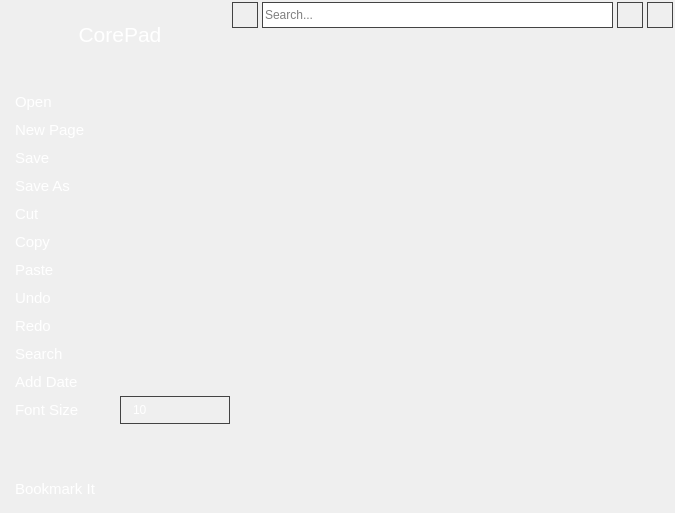
Old version of the form app/corepad/corepad.ui in the repository rahmanshaber/corebox.
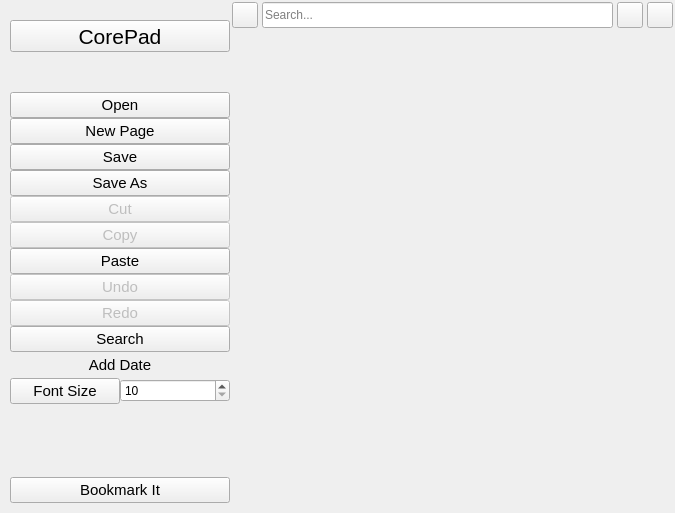
New version of the form. Icons and pictures are not drawn.

```diff
--- a/app/corepad/corepad.ui
+++ b/app/corepad/corepad.ui
@@ -18,135 +18,7 @@
     <normaloff>:/icons/CorePad.svg</normaloff>:/icons/CorePad.svg</iconset>
   </property>
   <property name="styleSheet">
-   <string notr="true">/*CorePad*/
-
-#appTitle{
-    border: 1px #232323;
-    background-color: transparent;
-    color: #ffffff;}
-
-QWidget [accessibleName=&quot;shortcut&quot;]{
-    background-color: #2F323A;
-    color: #ffffff;
-    border: 1px #434343;}
-
-QFrame [accessibleName=&quot;searchBox&quot;]{
-    background-color: #000000;
-    color: #E6E6E6;}
-
-
-QLineEdit{
-    border: 1px solid #434343;}
-
-
-QSpinBox {
-    background-color: transparent;
-    color: #ffffff;
-    border: 1px solid #434343;
-    padding: 5px 5px 5px 10px;}
-QSpinBox::up-button {
-    subcontrol-origin: border;
-    subcontrol-position: top right;
-    width: 16px;
-    border-image: url(:/icons/up_w.svg) 1;
-    border-width: 1px;}
-QSpinBox::down-button {
-    subcontrol-origin: border;
-    subcontrol-position: bottom right;
-    width: 16px;
-    border-image: url(:/icons/down_w.svg) 1;
-    border-width: 1px;
-    border-top-width: 0;}
-
-
-QToolButton{
-    background-color: transparent;
-    color: #ffffff;
-    border: 1px solid #434343;}
-QToolButton:pressed{
-    background-color: #00619D; }
-QToolButton:hover {
-    background-color: #00619D; }
-
-
-QPushButton{
-    background-color: transparent;
-    color: #ffffff;
-    Text-align:left;
-    border: 1px #434343;
-    padding: 5px 5px 5px 5px;}
-QPushButton:pressed{
-    background-color: #00619D;}
-QPushButton:hover {
-    background-color: #00619D;}
-
-
-QComboBox {
-    border: 1px solid #ffffff;
-    padding: 2px 2px 2px 10px;}
-QComboBox QAbstractItemView {
-    background-color: #546070;
-    color: #ffffff;
-    selection-background-color: #F1A873;}
-QComboBox::drop-down {
-    background-color: #3C3C43;}
-
-
-QTabBar::tab:!selected{
-    background-color:#2E2F30;
-    color:#B4B4B4;}
-QTabBar::tab:selected{
-    background-color:#2E2F30;
-    font-weight: bold;
-    color:#0f5d90;
-    border-bottom: 2px solid #0f5d90;}
-QTabBar::close-button {
-    image: url(:/icons/close_w.svg);
-    subcontrol-position: right;}
-QTabBar::tab{
-    text-align:left;
-    background-color: #2E2F30;
-    border-style: 1px #B4B4B4;
-    height:25px;
-    color: #136ba2;
-    padding: 0px 5px 0px 5px;}
-QTabBar{
-    background-color: #2E2F30;
-    height: 25px;}
-
-
-QScrollBar:vertical {
-    background-color: rgba( 0, 0, 0, 72% );
-    max-width: 8px;
-    border-radius: 4px;
-    padding: 1px; }
-QScrollBar::handle:vertical {
-    background-color: silver;
-    max-width: 6px;
-    min-height: 12px;
-    border-radius: 3px; }
-QScrollBar:horizontal {
-    background-color: rgba( 0, 0, 0, 72% );
-    max-height: 8px;
-    border-radius: 4px;
-    padding: 1px; }
-QScrollBar::handle:horizontal {
-    background-color: silver;
-    max-height: 6px;
-    min-width: 12px;
-    border-radius: 3px; }
-QScrollBar::sub-page:horizontal,
-QScrollBar::sub-page:vertical {
-    background-color: rgba( 0, 0, 0, 72% ); }
-QScrollBar::add-page:horizontal,
-QScrollBar::add-page:vertical {
-    background-color: rgba( 0, 0, 0, 72% ); }
-QScrollBar::add-line:vertical,
-QScrollBar::sub-line:vertical {
-    width: 0px; height: 0px; }
-QScrollBar::add-line:horizontal,
-QScrollBar::sub-line:horizontal {
-    width: 0px; height: 0px; }</string>
+   <string notr="true"/>
   </property>
   <layout class="QGridLayout" name="gridLayout">
    <property name="leftMargin">
```
